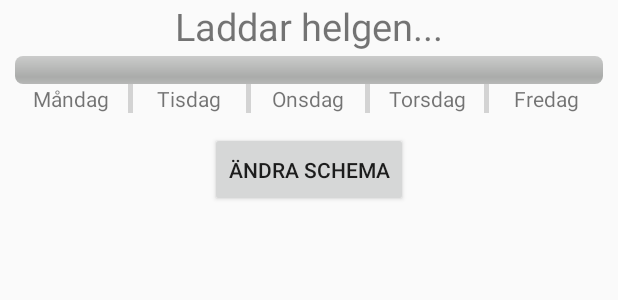
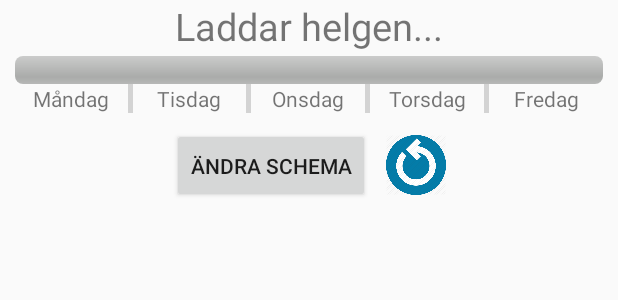
Before and after one commit to gustavblide/loading-weekend, an Android app: the layout progress_bar_layout.xml on its own in the app's theme, with its tools: preview values and no code run, on a phone screen of 412 x 824 dp. Shown: the top 300 px of the screen. Run offline under Robolectric (Android 15) with nearby library versions, the phone set to English and light mode, and no system bars.

Commit message:
Add pointless update button which however looks nice

```diff
--- a/app/src/main/java/com/example/gustav/loadingweekend/MainActivity.java
+++ b/app/src/main/java/com/example/gustav/loadingweekend/MainActivity.java
@@ -9,12 +9,15 @@ import android.support.v7.app.AppCompatActivity;
 import android.view.View;
 import android.widget.ArrayAdapter;
 import android.widget.Button;
+import android.widget.ImageButton;
 import android.widget.LinearLayout;
 import android.widget.ProgressBar;
 import android.widget.Spinner;
 import android.widget.TextView;
 
 import org.joda.time.LocalTime;
+
+import static android.view.View.VISIBLE;
 
 
 public class MainActivity extends AppCompatActivity {
@@ -42,6 +45,9 @@ public class MainActivity extends AppCompatActivity {
                 fm.beginTransaction().add(R.id.progress_bar_layout,scheduleFragment).commit();
             }
         });
+
+        ImageButton updateScheduleButton = findViewById(R.id.update_schedule_button);
+        updateScheduleButton.setVisibility(VISIBLE);
 
         LinearLayout weekdays = findViewById(R.id.weekdays);
         TextView mondayView = findViewById(R.id.monday_view);
--- a/app/src/main/res/layout/progress_bar_layout.xml
+++ b/app/src/main/res/layout/progress_bar_layout.xml
@@ -100,14 +100,33 @@
 
     <RelativeLayout
         android:layout_width="match_parent"
-        android:layout_height="75dp">
+        android:layout_height="wrap_content"
+        android:layout_marginTop="10dp"
+        android:layout_marginBottom="10dp"
+        android:layout_gravity="center_vertical|center_horizontal">
 
-        <Button
-            android:id="@+id/schedule_button"
+    <LinearLayout
             android:layout_width="wrap_content"
-            android:layout_height="50dp"
+            android:layout_height="wrap_content"
+            android:layout_marginLeft="20dp"
+            android:layout_marginRight="20dp"
             android:layout_centerInParent="true"
-            android:text="Ändra schema"/>
+            android:gravity="center_horizontal|center_vertical">
+
+            <Button
+                android:id="@+id/schedule_button"
+                android:layout_width="wrap_content"
+                android:layout_height="50dp"
+                android:text="Ändra schema"
+                android:layout_marginRight="5dp"/>
+
+        <ImageButton
+            android:id="@+id/update_schedule_button"
+            android:layout_width="40dp"
+            android:layout_height="40dp"
+            android:layout_marginLeft="5dp"
+            android:background="@drawable/update_icon" />
+        </LinearLayout>
     </RelativeLayout>
 
 </LinearLayout>
```
Also changed, not shown: app/src/main/res/drawable/update_icon.png (added).
